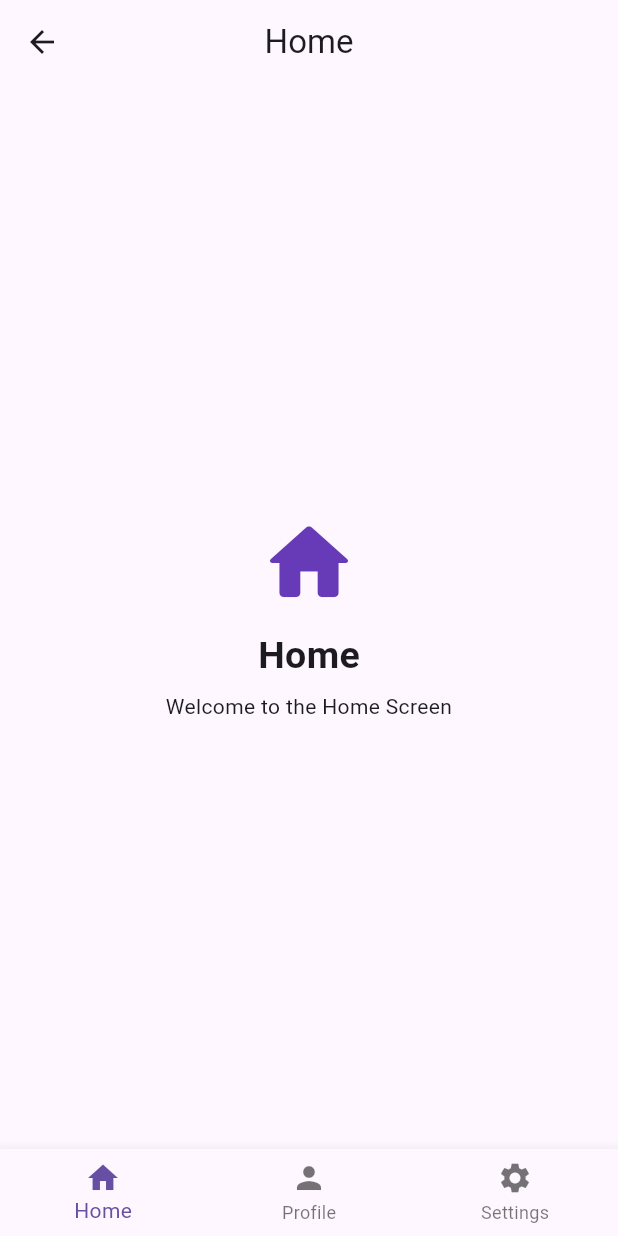
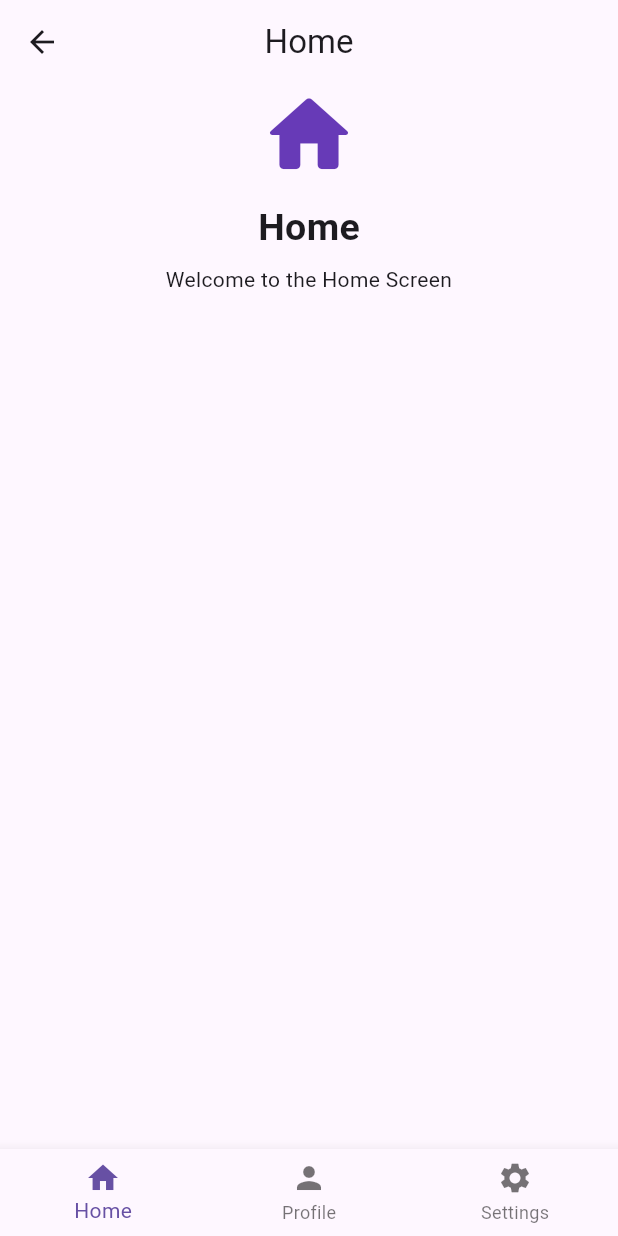
Before and after one commit to NetraChauhan/flutter_lab_sheet_4, a Flutter app: the Main screen opened directly, on a phone screen of 412 x 824 dp. Run offline on Flutter 3.47's test engine with Material 3 defaults, Android fonts, the phone set to English and light mode, and no system bars.

Commit message:
Remove vertical centering from Program 9

```diff
--- a/lib/program_09.dart
+++ b/lib/program_09.dart
@@ -23,5 +23,5 @@
 class _Page extends StatelessWidget{
  final IconData icon;final String title,text;
  const _Page(this.icon,this.title,this.text);
- Widget build(c)=>Center(child:Column(mainAxisSize:MainAxisSize.min,children:[Icon(icon,size:68,color:Colors.deepPurple),const SizedBox(height:10),Text(title,style:const TextStyle(fontSize:25,fontWeight:FontWeight.bold)),const SizedBox(height:6),Text(text,textAlign:TextAlign.center)]));
+ Widget build(c)=>Align(alignment:Alignment.topCenter,child:Column(mainAxisSize:MainAxisSize.min,children:[Icon(icon,size:68,color:Colors.deepPurple),const SizedBox(height:10),Text(title,style:const TextStyle(fontSize:25,fontWeight:FontWeight.bold)),const SizedBox(height:6),Text(text,textAlign:TextAlign.center)]));
 }
```
